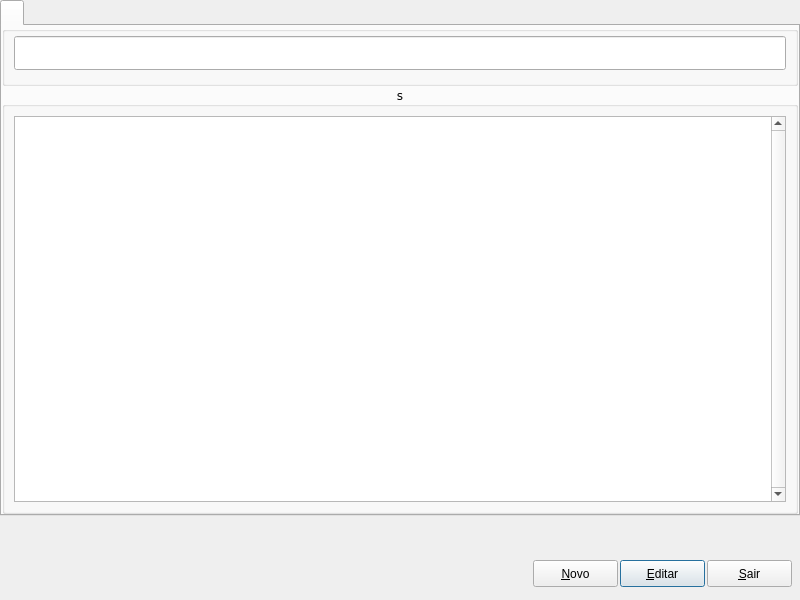
Old version of the form Projects/Blink/Plugins/visit/managerpreaut.ui in the repository MarcoBueno1/qrad.
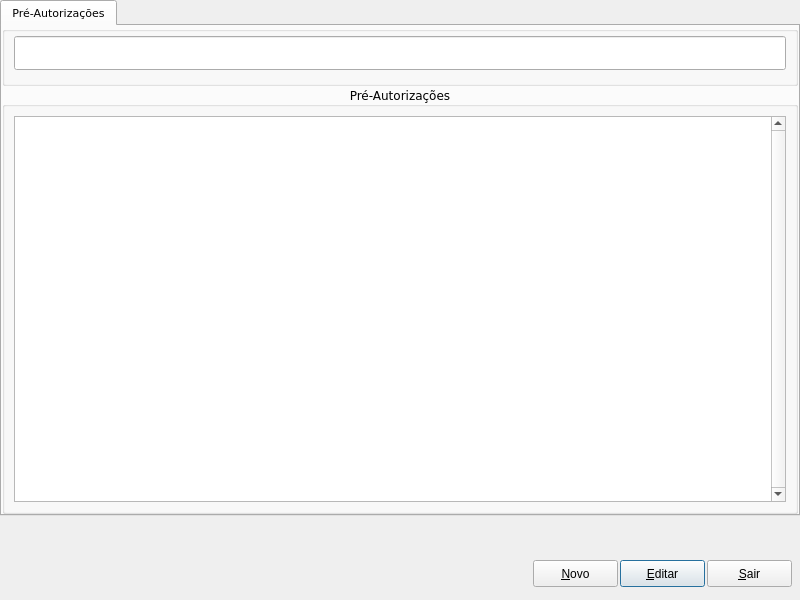
New version of the form. Custom widgets are drawn as their Qt base class.

```diff
--- a/Projects/Blink/Plugins/visit/managerpreaut.ui
+++ b/Projects/Blink/Plugins/visit/managerpreaut.ui
@@ -36,7 +36,7 @@
    </property>
    <widget class="QWidget" name="tab">
     <attribute name="title">
-     <string></string>
+     <string>Pré-Autorizações</string>
     </attribute>
     <layout class="QGridLayout" name="gridLayout_2">
      <property name="leftMargin">
@@ -65,7 +65,7 @@
         </font>
        </property>
        <property name="title">
-        <string>s</string>
+        <string>Pré-Autorizações</string>
        </property>
        <property name="alignment">
         <set>Qt::AlignCenter</set>
```
Left out of the diff: 2 changed lines with no effect on the pictures. Lines whose indentation alone changed are shown as unchanged.
